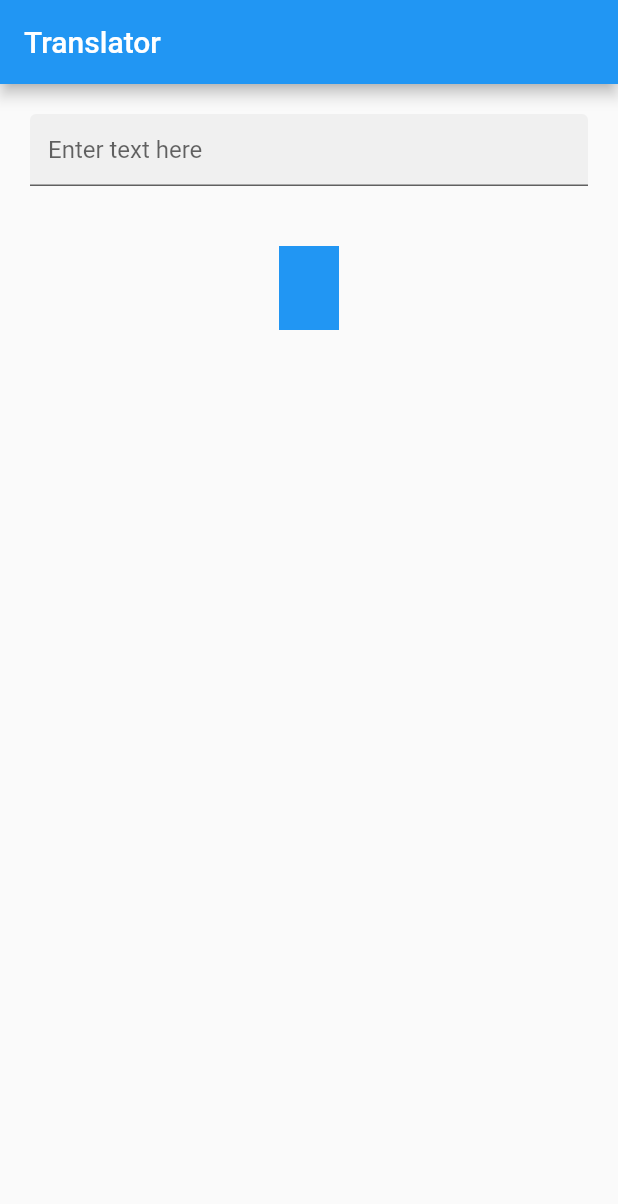
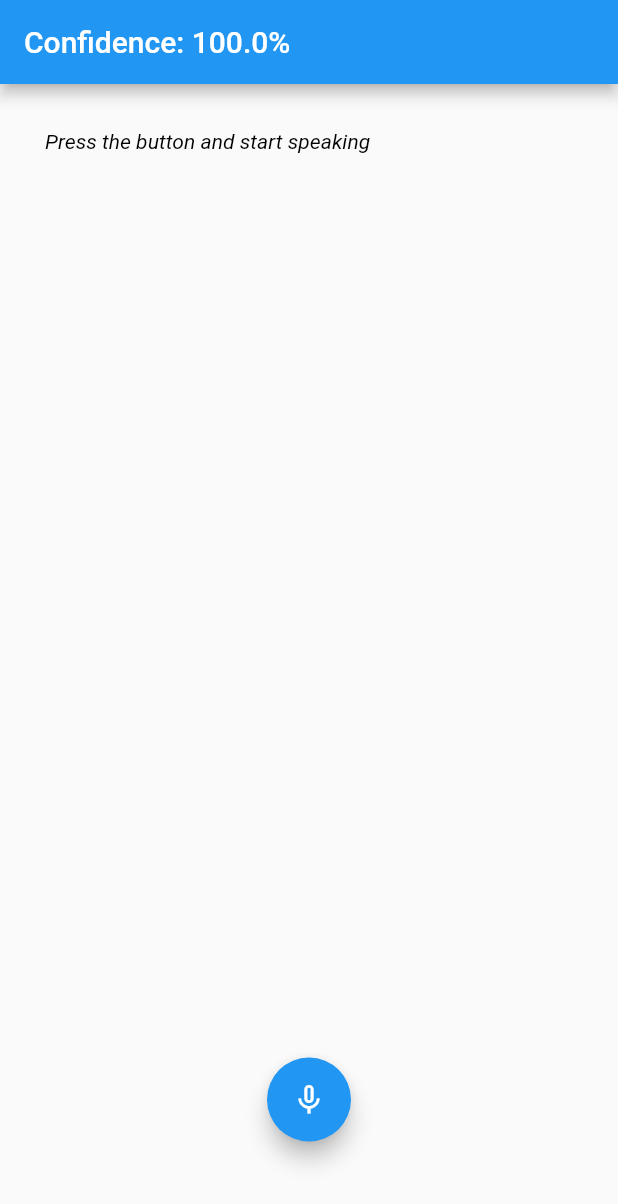
Before and after one commit to su-madeye/Translate-App, a Flutter app: the screen it shows after launch, on a phone screen of 412 x 824 dp. Shown: the top 1204 px of the screen. Run offline on Flutter 3.47's test engine with Material 2 defaults, Android fonts, the phone set to English and light mode, and no system bars; drawn by our look-alikes of avatar_glow; our stand-ins replace speech_to_text; missing offline and left inert: translator.

Commit message:
speec to text input test
Signed-off-by: su-madeye <tibrewalprakhar265@gmail.com>

```diff
--- a/lib/main.dart
+++ b/lib/main.dart
@@ -1,7 +1,9 @@
 import 'package:flutter/material.dart';
+import 'package:translate/speechscreen.dart';
 
 import 'homepage.dart';
 
 void main() => runApp(MaterialApp(
-      home: HomePage(),
+      // home: HomePage(),
+      home: SpeechScreen(),
     ));
--- /dev/null
+++ b/lib/speechscreen.dart
@@ -0,0 +1,76 @@
+import 'package:flutter/material.dart';
+import 'package:speech_to_text/speech_to_text.dart' as stt;
+import 'package:avatar_glow/avatar_glow.dart';
+
+class SpeechScreen extends StatefulWidget {
+  @override
+  _SpeechScreenState createState() => _SpeechScreenState();
+}
+
+class _SpeechScreenState extends State<SpeechScreen> {
+  stt.SpeechToText _speech;
+  bool _isListening = false;
+  String _text = 'Press the button and start speaking';
+  double _confidence = 1.0;
+
+  @override
+  void initState() {
+    super.initState();
+    _speech = stt.SpeechToText();
+  }
+
+  @override
+  Widget build(BuildContext context) {
+    return Scaffold(
+      appBar: AppBar(
+        title: Text('Confidence: ${(_confidence * 100.0).toStringAsFixed(1)}%'),
+      ),
+      floatingActionButtonLocation: FloatingActionButtonLocation.centerFloat,
+      floatingActionButton: AvatarGlow(
+        animate: _isListening,
+        glowColor: Theme.of(context).primaryColor,
+        endRadius: 75.0,
+        duration: const Duration(milliseconds: 2000),
+        repeatPauseDuration: const Duration(milliseconds: 100),
+        repeat: true,
+        child: FloatingActionButton(
+          onPressed: _listen,
+          child: Icon(_isListening ? Icons.mic : Icons.mic_none),
+        ),
+      ),
+      body: SingleChildScrollView(
+        reverse: true,
+        child: Container(
+          padding: const EdgeInsets.fromLTRB(30.0, 30.0, 30.0, 150.0),
+          child: Text(
+            _text,
+            style: TextStyle(color: Colors.black, fontStyle: FontStyle.italic),
+          ),
+        ),
+      ),
+    );
+  }
+
+  void _listen() async {
+    if (!_isListening) {
+      bool available = await _speech.initialize(
+        onStatus: (val) => print('onStatus: $val'),
+        onError: (val) => print('onError: $val'),
+      );
+      if (available) {
+        setState(() => _isListening = true);
+        _speech.listen(
+          onResult: (val) => setState(() {
+            _text = val.recognizedWords;
+            if (val.hasConfidenceRating && val.confidence > 0) {
+              _confidence = val.confidence;
+            }
+          }),
+        );
+      }
+    } else {
+      setState(() => _isListening = false);
+      _speech.stop();
+    }
+  }
+}
--- a/pubspec.yaml
+++ b/pubspec.yaml
@@ -24,6 +24,9 @@ dependencies:
   flutter:
     sdk: flutter
   translator: ^0.1.2
+  speech_to_text: ^2.7.0
+  avatar_glow: ^1.2.0
+  highlight_text: ^0.7.2
 
   # The following adds the Cupertino Icons font to your application.
   # Use with the CupertinoIcons class for iOS style icons.
```
Also changed, not shown: pubspec.lock.
